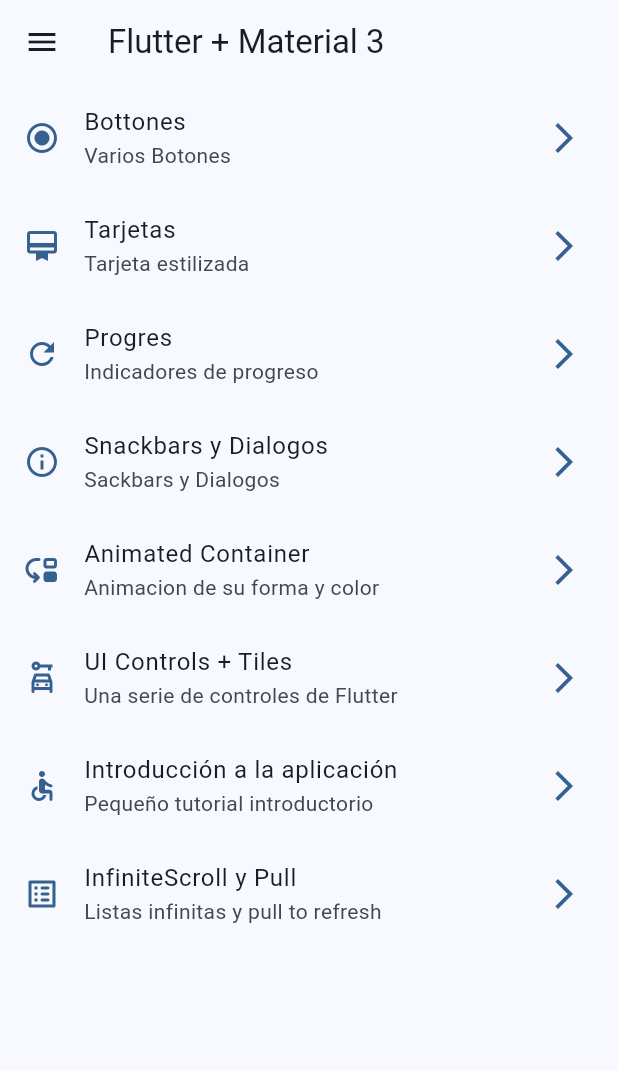
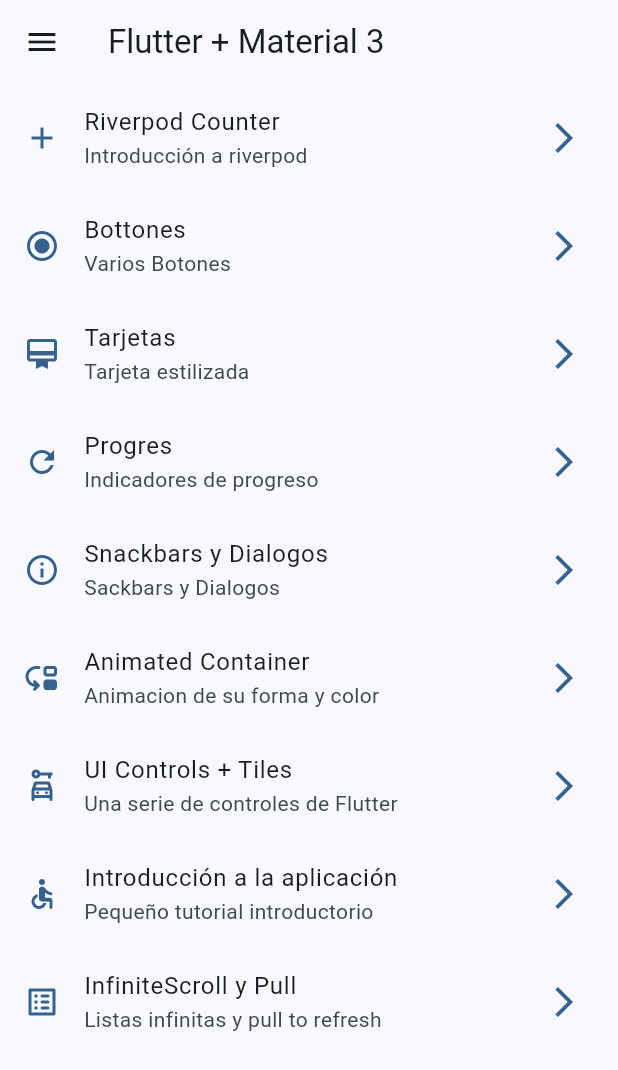
Before and after one commit to WaAlvis/widget_app_devta, a Flutter app: the screen it shows after launch, on a phone screen of 412 x 824 dp. Shown: the top 1070 px of the screen. Run offline on Flutter 3.47's test engine with Material 2 defaults, Android fonts, the phone set to English and light mode, and no system bars; our stand-ins replace animate_do, flutter_riverpod, go_router.

Commit message:
agregando Riverpod, manejo del contador y thema con Riverpod

```diff
--- a/lib/config/menu/menu_items.dart
+++ b/lib/config/menu/menu_items.dart
@@ -15,6 +15,11 @@
 }
 
 const menuItems = [
+  MenuItem(
+      title: 'Riverpod Counter',
+      subtitle: 'Introducción a riverpod',
+      link: '/counter-river',
+      icon: Icons.add),
   MenuItem(
     title: 'Bottones',
     subtitle: 'Varios Botones',
@@ -60,5 +65,4 @@
       subtitle: 'Listas infinitas y pull to refresh',
       link: '/infinite',
       icon: Icons.list_alt_rounded),
-
 ];
--- a/lib/config/router/app_router.dart
+++ b/lib/config/router/app_router.dart
@@ -51,5 +51,10 @@
       name: InfiniteScrollScreen.name,
       builder: (context, state) => const InfiniteScrollScreen(),
     ),
+    GoRoute(
+      path: '/counter-river',
+      name: CounterScreen.name,
+      builder: (context, state) => const CounterScreen(),
+    ),
   ],
 );
--- /dev/null
+++ b/lib/presentation/provider/counter_provider.dart
@@ -0,0 +1,3 @@
+import 'package:flutter_riverpod/flutter_riverpod.dart';
+
+final counterProvider = StateProvider<int>((ref) => 5 );
--- /dev/null
+++ b/lib/presentation/provider/theme_provider.dart
@@ -0,0 +1,3 @@
+import 'package:flutter_riverpod/flutter_riverpod.dart';
+
+final isDarkmodeProvider = StateProvider<bool>((ref) => false );
--- a/lib/presentation/screens/screens.dart
+++ b/lib/presentation/screens/screens.dart
@@ -2,6 +2,7 @@
 export 'package:widget_app_devta/presentation/screens/app_tutorial/app_tutorial_screen.dart';
 export 'package:widget_app_devta/presentation/screens/buttons/buttons_screen.dart';
 export 'package:widget_app_devta/presentation/screens/cards/cards_screen.dart';
+export 'package:widget_app_devta/presentation/screens/counter/counter_screen.dart';
 export 'package:widget_app_devta/presentation/screens/home/home_screen.dart';
 export 'package:widget_app_devta/presentation/screens/infinite_scroll/infinite_scroll_screen.dart';
 export 'package:widget_app_devta/presentation/screens/progress/progress_screen.dart';
--- a/pubspec.yaml
+++ b/pubspec.yaml
@@ -15,6 +15,7 @@
     sdk: flutter
   flutter_localizations:
     sdk: flutter
+  flutter_riverpod: ^2.4.5
   go_router: ^11.1.4
 
 dev_dependencies:
```
Also changed, not shown: lib/main.dart (+6 -1 lines), lib/presentation/screens/counter/counter_screen.dart (added, +47 -0 lines), pubspec.lock.
